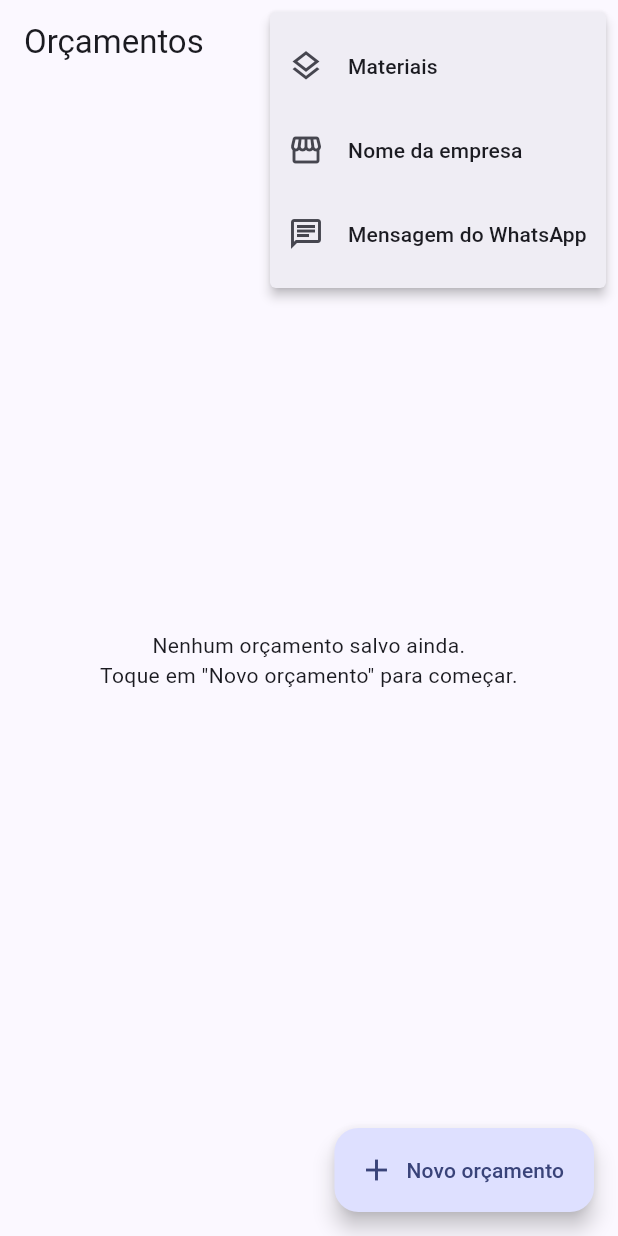
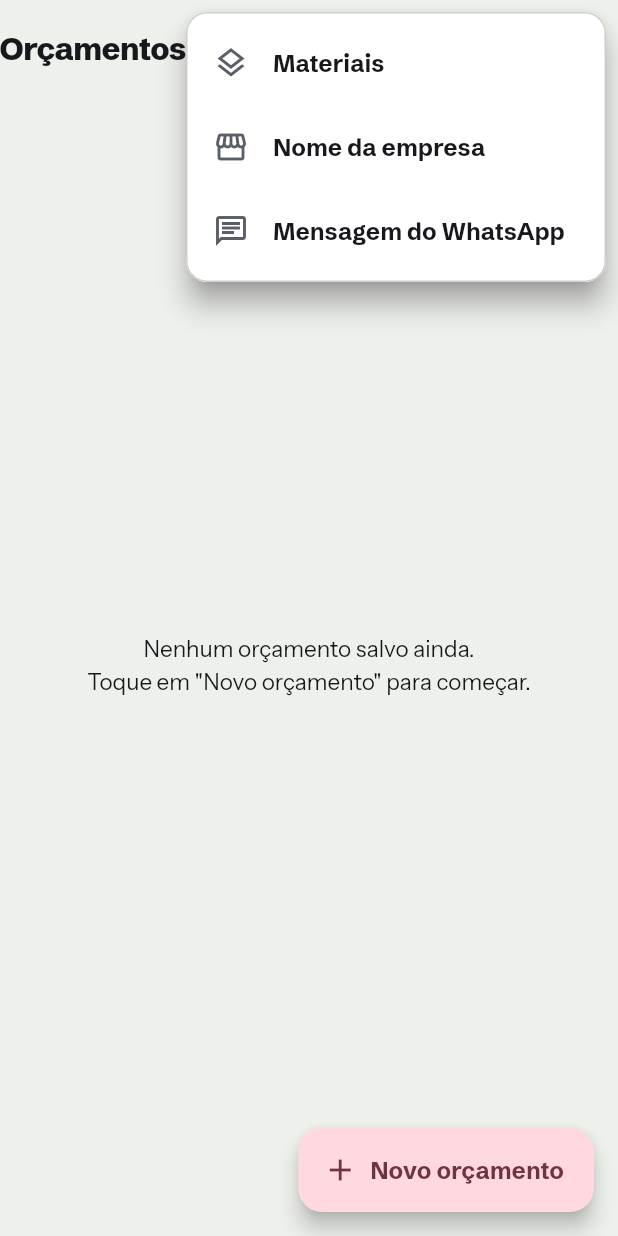
Before and after one commit to vserick/sticker-control, a Flutter app: the screen it shows after launch, after a tap on the "more vert" icon, on a phone screen of 412 x 824 dp. Run offline on Flutter 3.47's test engine with Material 3 defaults, Android fonts, the light colour scheme and no system bars; our stand-ins replace drift, drift_flutter; accounts and stored records are empty; generated files the repository leaves out were written again.

Commit message:
Fase 1 do redesign Recorte: tema, tokens e fontes embutidas
- Tokens de cor, espaço, raio e sombra (recorte.md 2.1 e 2.4) em lib/ui/recorte/tokens.dart.
- Cor da marca em um único lugar (corMarcaPadrao, #C2185B) e derivadas
  (onBrand, brandLinha, brandTexto, brandTint, brandDobra) calculadas por
  contraste WCAG e mistura, expostas por ThemeExtension (RecorteMarca).
- Tipografia da seção 2.3; Schibsted Grotesk e Instrument Sans declaradas
  como assets de fonte (sem google_fonts nem rede). Pesos aplicados pelo
  eixo wght via FontVariation; teste confirma que 500/600/700/800 (e
  400/500/600/700) renderizam com larguras diferentes.
- ThemeData Recorte (botões, barra, diálogo, snackbar, menu, chip) ligado no app.
- Testes unitários de contraste/mistura/derivadas (amarelo #F2C200 recebe grafite).

Sem conferência visual (sem emulador na nuvem): o tema ainda não é usado pelas
telas, que só herdam cores/fontes padrão nesta fase.

```diff
--- a/lib/main.dart
+++ b/lib/main.dart
@@ -7,6 +7,7 @@ import 'data/orcamento_repository.dart';
 import 'data/whatsapp.dart';
 import 'servicos.dart';
 import 'ui/historico/historico_page.dart';
+import 'ui/recorte/tema.dart';
 
 void main() {
   WidgetsFlutterBinding.ensureInitialized();
@@ -32,7 +33,7 @@ class StickerControlApp extends StatelessWidget {
   Widget build(BuildContext context) {
     return MaterialApp(
       title: 'Sticker Control',
-      theme: ThemeData(colorSchemeSeed: Colors.indigo, useMaterial3: true),
+      theme: construirTema(),
       home: HistoricoPage(servicos: servicos),
     );
   }
--- /dev/null
+++ b/lib/ui/recorte/cor_marca.dart
@@ -0,0 +1,50 @@
+import 'dart:math' as math;
+import 'dart:ui';
+
+// Funções de cor da seção 2.2 do recorte.md: contraste WCAG e mistura em sRGB.
+
+int _canal(double v) => (v * 255).round();
+
+/// Luminância relativa (WCAG 2.x) de [c], ignorando transparência.
+double luminanciaRelativa(Color c) {
+  double linear(double v) {
+    final s = _canal(v) / 255;
+    return s <= 0.03928
+        ? s / 12.92
+        : math.pow((s + 0.055) / 1.055, 2.4).toDouble();
+  }
+
+  return 0.2126 * linear(c.r) + 0.7152 * linear(c.g) + 0.0722 * linear(c.b);
+}
+
+/// Razão de contraste WCAG entre [a] e [b], de 1 a 21.
+double contraste(Color a, Color b) {
+  final x = luminanciaRelativa(a);
+  final y = luminanciaRelativa(b);
+  return (math.max(x, y) + 0.05) / (math.min(x, y) + 0.05);
+}
+
+/// Mistura [a] com [b]: `t` = 0 devolve [a], `t` = 1 devolve [b].
+Color misturar(Color a, Color b, double t) {
+  int canal(double x, double y) =>
+      (_canal(x) + (_canal(y) - _canal(x)) * t).round().clamp(0, 255);
+  return Color.fromARGB(
+    0xFF,
+    canal(a.r, b.r),
+    canal(a.g, b.g),
+    canal(a.b, b.b),
+  );
+}
+
+/// Escurece [cor] (mistura com preto em passos de 5%) até o contraste com
+/// [fundo] chegar a [alvo]. Se nunca chegar, termina em preto.
+Color escurecerAteContraste(Color cor, Color fundo, double alvo) {
+  const preto = Color(0xFF000000);
+  var passo = 0;
+  var resultado = misturar(cor, cor, 0);
+  while (contraste(resultado, fundo) < alvo && passo < 20) {
+    passo++;
+    resultado = misturar(cor, preto, passo / 20);
+  }
+  return resultado;
+}
--- /dev/null
+++ b/lib/ui/recorte/marca.dart
@@ -0,0 +1,68 @@
+import 'package:flutter/material.dart';
+
+import 'cor_marca.dart';
+import 'tokens.dart';
+
+/// Cor padrão da marca. É o único lugar onde o valor aparece: no futuro virá
+/// da configuração da empresa (seção 7 do recorte.md).
+const corMarcaPadrao = Color(0xFFC2185B);
+
+/// A cor da marca e as derivadas da seção 2.2, calculadas a partir dela.
+@immutable
+class RecorteMarca extends ThemeExtension<RecorteMarca> {
+  /// Cor da marca.
+  final Color brand;
+
+  /// Texto e ícone sobre [brand]: branco ou grafite, o de maior contraste.
+  final Color onBrand;
+
+  /// [brand] escurecida até 3:1 sobre branco (foco, arco, ficha "Própria").
+  final Color brandLinha;
+
+  /// [brand] escurecida até 4,5:1 sobre branco (rótulo da célula em foco).
+  final Color brandTexto;
+
+  /// [brand] com 72% de branco (preenchimento da ficha "Própria").
+  final Color brandTint;
+
+  /// [brand] com 50% de branco (a "ponta descolando" do adesivo).
+  final Color brandDobra;
+
+  const RecorteMarca._({
+    required this.brand,
+    required this.onBrand,
+    required this.brandLinha,
+    required this.brandTexto,
+    required this.brandTint,
+    required this.brandDobra,
+  });
+
+  factory RecorteMarca.de(Color brand) {
+    const branco = Color(0xFFFFFFFF);
+    final sobreBranco = contraste(brand, branco);
+    final sobreGrafite = contraste(brand, RecorteCores.grafite);
+    return RecorteMarca._(
+      brand: brand,
+      onBrand: sobreBranco >= sobreGrafite ? branco : RecorteCores.grafite,
+      brandLinha: escurecerAteContraste(brand, branco, 3),
+      brandTexto: escurecerAteContraste(brand, branco, 4.5),
+      brandTint: misturar(brand, branco, 0.72),
+      brandDobra: misturar(brand, branco, 0.5),
+    );
+  }
+
+  @override
+  RecorteMarca copyWith({Color? brand}) =>
+      brand == null ? this : RecorteMarca.de(brand);
+
+  @override
+  RecorteMarca lerp(ThemeExtension<RecorteMarca>? other, double t) {
+    if (other is! RecorteMarca) return this;
+    return RecorteMarca.de(Color.lerp(brand, other.brand, t)!);
+  }
+}
+
+extension RecorteContext on BuildContext {
+  /// Marca atual do tema.
+  RecorteMarca get marca => Theme.of(this).extension<RecorteMarca>()!;
+}
--- /dev/null
+++ b/lib/ui/recorte/tema.dart
@@ -0,0 +1,213 @@
+import 'package:flutter/material.dart';
+
+import 'marca.dart';
+import 'tipografia.dart';
+import 'tokens.dart';
+
+/// Tema do app com a identidade "Recorte". Tudo que depende da marca lê
+/// [RecorteMarca] da extensão; o resto vem de [RecorteCores].
+ThemeData construirTema({Color brand = corMarcaPadrao}) {
+  final marca = RecorteMarca.de(brand);
+  final esquema = ColorScheme.fromSeed(seedColor: brand).copyWith(
+    primary: RecorteCores.grafite,
+    onPrimary: Colors.white,
+    secondary: RecorteCores.textoSecundario,
+    onSecondary: Colors.white,
+    surface: RecorteCores.superficie,
+    onSurface: RecorteCores.grafite,
+    onSurfaceVariant: RecorteCores.rotulo,
+    outline: RecorteCores.borda,
+    outlineVariant: RecorteCores.divisoria,
+    error: RecorteCores.erro,
+    onError: Colors.white,
+    surfaceTint: Colors.transparent,
+    scrim: RecorteCores.scrim,
+  );
+
+  final base = ThemeData(
+    useMaterial3: true,
+    colorScheme: esquema,
+    fontFamily: familiaCorpo,
+    scaffoldBackgroundColor: RecorteCores.liner,
+    canvasColor: RecorteCores.superficie,
+    splashFactory: InkSparkle.splashFactory,
+  );
+
+  final textos = base.textTheme
+      .apply(
+        fontFamily: familiaCorpo,
+        bodyColor: RecorteCores.grafite,
+        displayColor: RecorteCores.grafite,
+      )
+      .copyWith(
+        titleLarge: RecorteTexto.tituloBarra,
+        titleMedium: RecorteTexto.tituloItem,
+        titleSmall: RecorteTexto.tituloSecao,
+        bodyLarge: RecorteTexto.corpo,
+        bodyMedium: RecorteTexto.corpo,
+        bodySmall: RecorteTexto.metadado,
+        labelLarge: RecorteTexto.botao,
+        labelMedium: RecorteTexto.rotuloCelula,
+        labelSmall: RecorteTexto.ajudaCampo,
+      );
+
+  const forma12 = RoundedRectangleBorder(
+    borderRadius: BorderRadius.all(Radius.circular(RecorteRaio.celula)),
+  );
+
+  ButtonStyle botao({
+    required Color fundo,
+    required Color texto,
+    required Color fundoDesativado,
+    required Color textoDesativado,
+    BorderSide? borda,
+    BorderSide? bordaDesativada,
+    double altura = RecorteEspaco.alturaBotaoPrincipal,
+    TextStyle? estilo,
+  }) => ButtonStyle(
+    minimumSize: WidgetStatePropertyAll(Size(64, altura)),
+    padding: const WidgetStatePropertyAll(EdgeInsets.symmetric(horizontal: 20)),
+    elevation: const WidgetStatePropertyAll(0),
+    shape: const WidgetStatePropertyAll(forma12),
+    textStyle: WidgetStatePropertyAll(estilo ?? RecorteTexto.botao),
+    iconSize: const WidgetStatePropertyAll(22),
+    backgroundColor: WidgetStateProperty.resolveWith(
+      (s) => s.contains(WidgetState.disabled) ? fundoDesativado : fundo,
+    ),
+    foregroundColor: WidgetStateProperty.resolveWith(
+      (s) => s.contains(WidgetState.disabled) ? textoDesativado : texto,
+    ),
+    side: borda == null
+        ? null
+        : WidgetStateProperty.resolveWith(
+            (s) => s.contains(WidgetState.disabled) ? bordaDesativada : borda,
+          ),
+  );
+
+  return base.copyWith(
+    extensions: [marca],
+    textTheme: textos,
+    primaryTextTheme: textos,
+    dividerTheme: const DividerThemeData(
+      color: RecorteCores.divisoria,
+      thickness: 1,
+      space: 1,
+    ),
+    appBarTheme: AppBarTheme(
+      toolbarHeight: RecorteEspaco.alturaBarra,
+      backgroundColor: WidgetStateColor.resolveWith(
+        (s) => s.contains(WidgetState.scrolledUnder)
+            ? RecorteCores.trilho
+            : Colors.transparent,
+      ),
+      surfaceTintColor: Colors.transparent,
+      shadowColor: Colors.transparent,
+      elevation: 0,
+      scrolledUnderElevation: 0,
+      centerTitle: false,
+      titleSpacing: 0,
+      foregroundColor: RecorteCores.grafite,
+      titleTextStyle: RecorteTexto.tituloBarra,
+      iconTheme: const IconThemeData(color: RecorteCores.grafite, size: 24),
+      actionsIconTheme: const IconThemeData(
+        color: RecorteCores.grafite,
+        size: 24,
+      ),
+      actionsPadding: const EdgeInsets.only(right: 4),
+    ),
+    iconButtonTheme: IconButtonThemeData(
+      style: ButtonStyle(
+        fixedSize: const WidgetStatePropertyAll(Size(48, 48)),
+        shape: const WidgetStatePropertyAll(forma12),
+        foregroundColor: const WidgetStatePropertyAll(RecorteCores.grafite),
+      ),
+    ),
+    filledButtonTheme: FilledButtonThemeData(
+      style: botao(
+        fundo: RecorteCores.grafite,
+        texto: Colors.white,
+        fundoDesativado: RecorteCores.trilho,
+        textoDesativado: RecorteCores.desativadoTexto,
+      ),
+    ),
+    outlinedButtonTheme: OutlinedButtonThemeData(
+      style: botao(
+        fundo: RecorteCores.superficie,
+        texto: RecorteCores.grafite,
+        fundoDesativado: RecorteCores.superficie,
+        textoDesativado: RecorteCores.desativadoTexto,
+        borda: const BorderSide(color: RecorteCores.grafite),
+        bordaDesativada: const BorderSide(color: RecorteCores.desativadoBorda),
+      ),
+    ),
+    textButtonTheme: TextButtonThemeData(
+      style: botao(
+        fundo: Colors.transparent,
+        texto: RecorteCores.grafite,
+        fundoDesativado: Colors.transparent,
+        textoDesativado: RecorteCores.desativadoTexto,
+        altura: RecorteEspaco.alturaBotaoTexto,
+      ),
+    ),
+    dialogTheme: DialogThemeData(
+      backgroundColor: RecorteCores.superficie,
+      surfaceTintColor: Colors.transparent,
+      shadowColor: RecorteCores.grafite,
+      elevation: 24,
+      shape: const RoundedRectangleBorder(
+        borderRadius: BorderRadius.all(Radius.circular(RecorteRaio.dialogo)),
+      ),
+      titleTextStyle: RecorteTexto.tituloDialogo,
+      contentTextStyle: RecorteTexto.corpo.copyWith(
+        color: RecorteCores.textoSecundario,
+      ),
+      actionsPadding: const EdgeInsets.fromLTRB(24, 0, 24, 18),
+    ),
+    snackBarTheme: SnackBarThemeData(
+      behavior: SnackBarBehavior.floating,
+      backgroundColor: RecorteCores.grafite,
+      contentTextStyle: RecorteTexto.avisoRodape,
+      elevation: 6,
+      shape: forma12,
+      insetPadding: const EdgeInsets.all(16),
+      actionTextColor: Colors.white,
+    ),
+    popupMenuTheme: PopupMenuThemeData(
+      color: RecorteCores.superficie,
+      surfaceTintColor: Colors.transparent,
+      shadowColor: RecorteCores.grafite,
+      elevation: 8,
+      shape: const RoundedRectangleBorder(
+        borderRadius: BorderRadius.all(Radius.circular(RecorteRaio.menu)),
+        side: BorderSide(color: RecorteCores.borda),
+      ),
+      textStyle: RecorteTexto.itemMenu,
+      menuPadding: const EdgeInsets.all(6),
+      iconColor: RecorteCores.grafite,
+    ),
+    chipTheme: ChipThemeData(
+      backgroundColor: RecorteCores.superficie,
+      side: const BorderSide(color: RecorteCores.borda),
+      shape: const RoundedRectangleBorder(
+        borderRadius: BorderRadius.all(Radius.circular(RecorteRaio.chip)),
+      ),
+      labelStyle: RecorteTexto.chipVariavel,
+      padding: const EdgeInsets.symmetric(horizontal: 6),
+      surfaceTintColor: Colors.transparent,
+      elevation: 0,
+      pressElevation: 0,
+    ),
+    tooltipTheme: TooltipThemeData(
+      decoration: BoxDecoration(
+        color: RecorteCores.grafite,
+        borderRadius: BorderRadius.circular(8),
+      ),
+      textStyle: RecorteTexto.avisoRodape.copyWith(fontSize: 13),
+    ),
+    textSelectionTheme: TextSelectionThemeData(
+      cursorColor: marca.brandLinha,
+      selectionColor: marca.brandTint,
+      selectionHandleColor: marca.brandLinha,
+    ),
+  );
+}
```
Also changed, not shown: lib/ui/recorte/tipografia.dart (added, +118 -0 lines), lib/ui/recorte/tokens.dart (added, +76 -0 lines), pubspec.yaml (+10 -0 lines), 2 other files.
